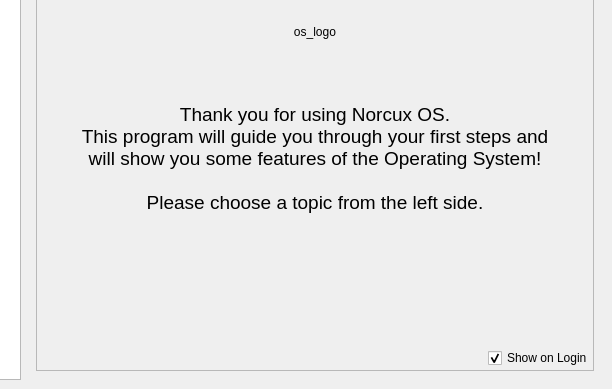
em1lyy/welcome-screen, file mainwindow.ui: the form before one commit; both pictures show x 188 to 800 and y 171 to 560 of the 800 by 560 pixel window.
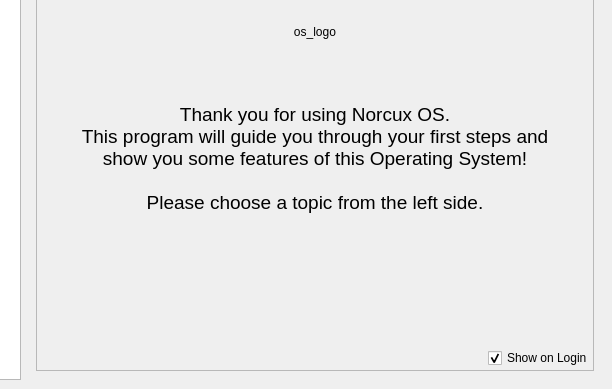
The form after the commit. Icons and pictures are not drawn.

What changed in the file:
```diff
--- a/mainwindow.ui
+++ b/mainwindow.ui
@@ -348,7 +348,7 @@
                </font>
               </property>
               <property name="text">
-               <string>&lt;html&gt;&lt;head/&gt;&lt;body&gt;&lt;p&gt;Thank you for using Norcux OS.&lt;br/&gt;This program will guide you through your first steps and&lt;br/&gt;will show you some features of the Operating System!&lt;br/&gt;&lt;br/&gt;Please choose a topic from the left side.&lt;/p&gt;&lt;/body&gt;&lt;/html&gt;</string>
+               <string>&lt;html&gt;&lt;head/&gt;&lt;body&gt;&lt;p&gt;Thank you for using Norcux OS.&lt;br/&gt;This program will guide you through your first steps and&lt;br/&gt;show you some features of this Operating System!&lt;br/&gt;&lt;br/&gt;Please choose a topic from the left side.&lt;/p&gt;&lt;/body&gt;&lt;/html&gt;</string>
               </property>
               <property name="alignment">
                <set>Qt::AlignCenter</set>
```
Left out of the diff: 2 changed lines with no effect on the pictures.
